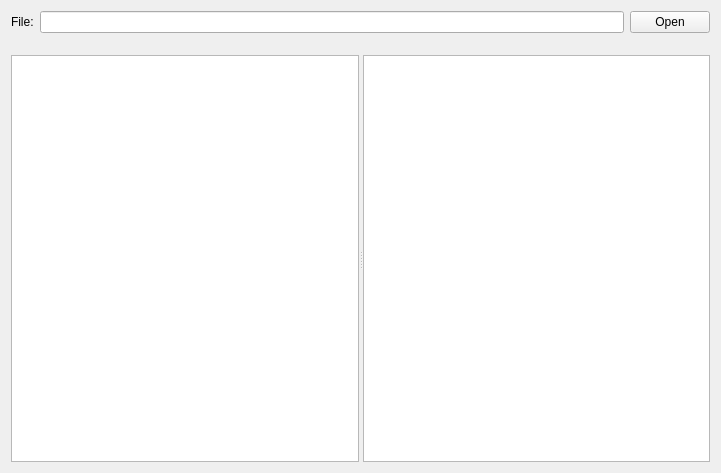
This is mainwindow.ui in iquadtree/H264Naked as Qt 5 draws it before an edit. The edited form follows.
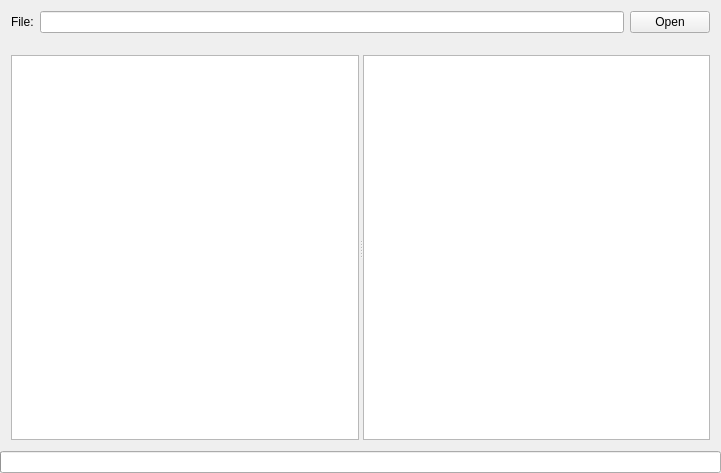
This is the edited form.

Commit message: Added loading progress bar

The edit to the form file:
```diff
--- a/mainwindow.ui
+++ b/mainwindow.ui
@@ -92,6 +92,13 @@
       </layout>
      </widget>
     </item>
+    <item>
+     <widget class="QProgressBar" name="progressBar">
+      <property name="visible">
+       <bool>false</bool>
+      </property>
+     </widget>
+    </item>
    </layout>
   </widget>
  </widget>
```
The commit also changes 2 other files.
